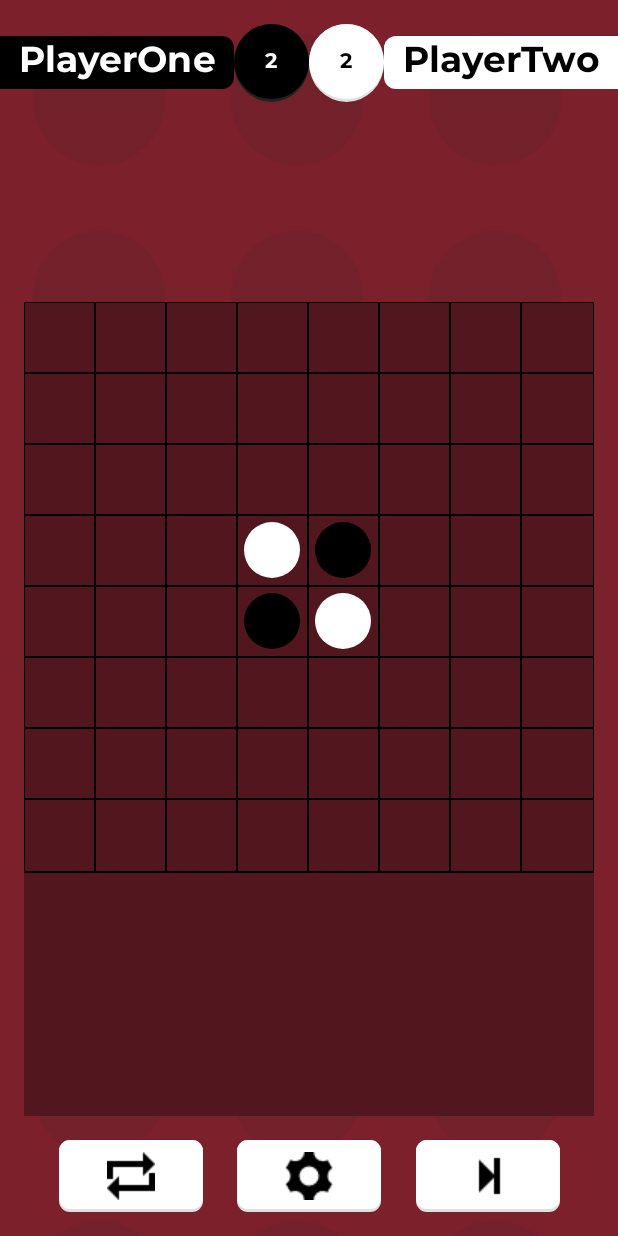
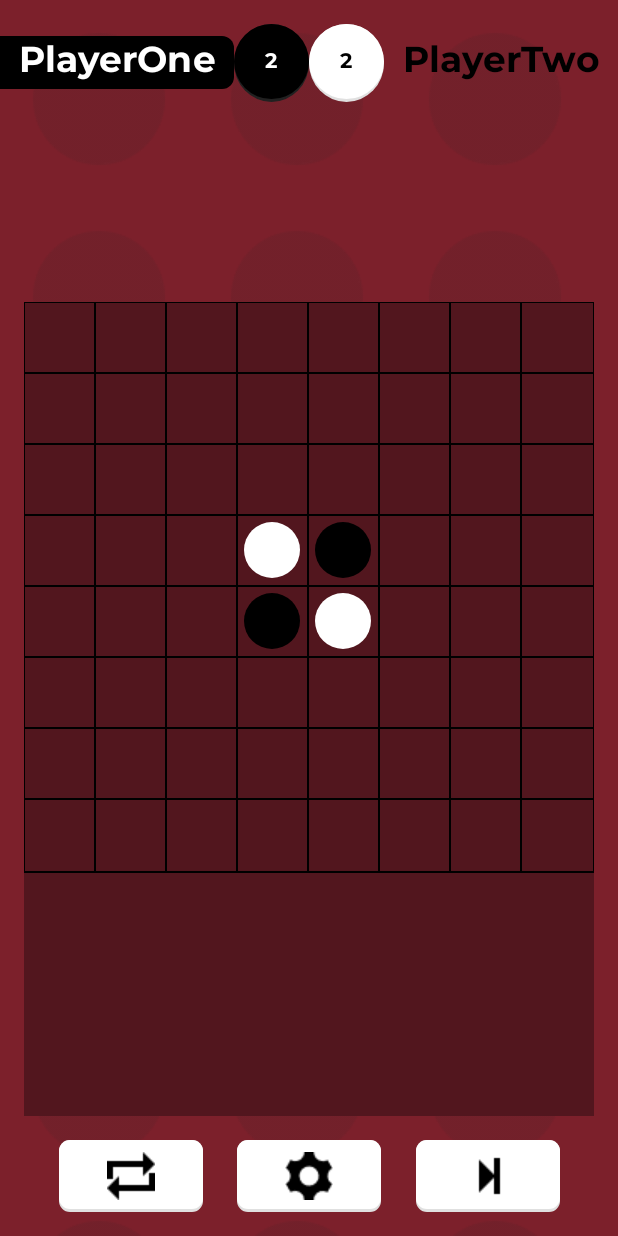
Before and after one commit to Filmaluco/ReversISEC, an Android app: the GamePhaseActivity screen opened directly, with no data from a screen before it, after a tap on "Pass Move", on a phone screen of 412 x 824 dp. Run offline under Robolectric (Android 15) with nearby library versions, the phone set to English and light mode, and no system bars; 1 statement that could not run was skipped; 1 other tap on this screen came first.

Commit message:
Added: Player Indicator Switch

```diff
--- a/ReverISEC/app/src/main/java/com/example/rmcsilva/reverisectest/GamePhaseActivity.java
+++ b/ReverISEC/app/src/main/java/com/example/rmcsilva/reverisectest/GamePhaseActivity.java
@@ -15,7 +15,9 @@ import com.example.rmcsilva.reverisectest.ReversiLogic.GameDataModel;
 public class GamePhaseActivity extends AppCompatActivity implements GameActionFragment.OnFragmentInteractionListener {
 
     TextView tvWhiteScore,
-             tvBlackScore;
+             tvBlackScore,
+             tvBlackIndicator,
+             tvWhiteIndicator;
 
     ImageButton btnExtra,
                 btnSkip;
@@ -33,6 +35,8 @@ public class GamePhaseActivity extends AppCompatActivity implements GameActionFr
 
         tvBlackScore = findViewById(R.id.tvPlayerOneScore);
         tvWhiteScore = findViewById(R.id.tvPlayerTwoScore);
+        tvBlackIndicator = findViewById(R.id.tvPlayerOneIndicator);
+        tvWhiteIndicator = findViewById(R.id.tvPlayerTwoIndicator);
         btnExtra = findViewById(R.id.btnExtraMove);
         btnSkip = findViewById(R.id.btnPassMove);
 
@@ -97,6 +101,14 @@ public class GamePhaseActivity extends AppCompatActivity implements GameActionFr
     @Override
     public void newTurn() {
         //TODO: change image focus based on player
+        if (gameFragment.state.getGame().getPlayer()==GameDataModel.ReversiCell.WHITE){
+            tvBlackIndicator.setVisibility(View.INVISIBLE);
+            tvWhiteIndicator.setVisibility(View.VISIBLE);
+        } else {
+            tvBlackIndicator.setVisibility(View.VISIBLE);
+            tvWhiteIndicator.setVisibility(View.INVISIBLE);
+        }
+
         if(gameFragment.canSkip()){
             btnSkip.setAlpha(1F);
         }else{
--- a/ReverISEC/app/src/main/res/layout-land/activity_game_phase.xml
+++ b/ReverISEC/app/src/main/res/layout-land/activity_game_phase.xml
@@ -18,6 +18,7 @@
 
     <TextView
         android:id="@+id/tvPlayerOneIndicator"
+        android:visibility="invisible"
         android:layout_width="0dp"
         android:layout_height="wrap_content"
         android:layout_marginTop="24dp"
--- a/ReverISEC/app/src/main/res/layout/activity_game_phase.xml
+++ b/ReverISEC/app/src/main/res/layout/activity_game_phase.xml
@@ -23,6 +23,7 @@
         android:layout_width="0dp"
         android:layout_height="wrap_content"
         android:layout_marginTop="24dp"
+        android:visibility="invisible"
         android:background="@drawable/player_indicator_black"
         android:textSize="24sp"
         app:layout_constraintEnd_toStartOf="@+id/rlPlayerOneScoreView"
```
